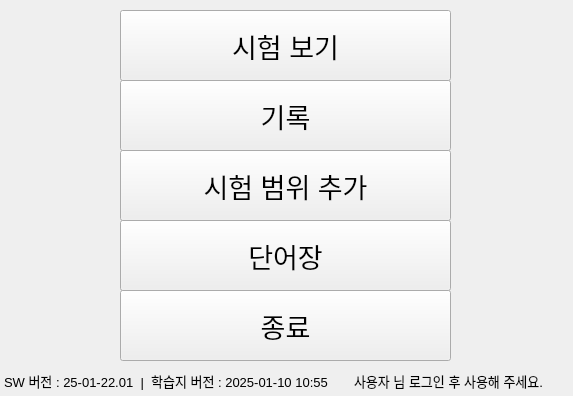
First picture: the form in Math_Books Review Pre_Test_App/UI_save/Admin_Menu_window.ui, repository gomtings/JeoninHighSchool, before the edit.
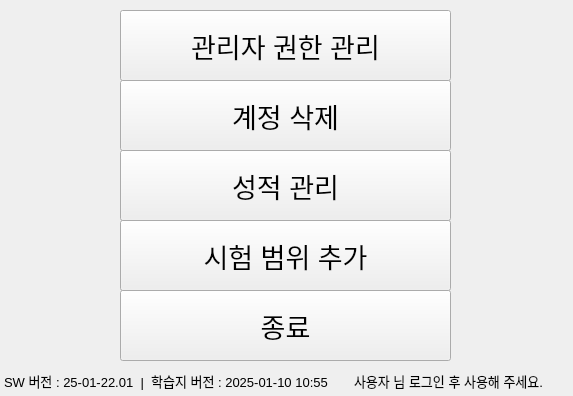
Second picture: the form after the edit.

Patch:
```diff
--- a/Math_Books Review Pre_Test_App/UI_save/Admin_Menu_window.ui
+++ b/Math_Books Review Pre_Test_App/UI_save/Admin_Menu_window.ui
@@ -28,7 +28,7 @@
     </font>
    </property>
    <property name="text">
-    <string>시험 보기</string>
+    <string>관리자 권한 관리</string>
    </property>
   </widget>
   <widget class="QPushButton" name="Recode">
@@ -46,7 +46,7 @@
     </font>
    </property>
    <property name="text">
-    <string>기록</string>
+    <string>계정 삭제</string>
    </property>
   </widget>
   <widget class="QPushButton" name="closed">
@@ -71,24 +71,6 @@
    <property name="geometry">
     <rect>
      <x>120</x>
-     <y>150</y>
-     <width>331</width>
-     <height>71</height>
-    </rect>
-   </property>
-   <property name="font">
-    <font>
-     <pointsize>20</pointsize>
-    </font>
-   </property>
-   <property name="text">
-    <string>시험 범위 추가</string>
-   </property>
-  </widget>
-  <widget class="QPushButton" name="note">
-   <property name="geometry">
-    <rect>
-     <x>120</x>
      <y>220</y>
      <width>331</width>
      <height>71</height>
@@ -100,7 +82,25 @@
     </font>
    </property>
    <property name="text">
-    <string>단어장</string>
+    <string>시험 범위 추가</string>
+   </property>
+  </widget>
+  <widget class="QPushButton" name="Grade_Manager">
+   <property name="geometry">
+    <rect>
+     <x>120</x>
+     <y>150</y>
+     <width>331</width>
+     <height>71</height>
+    </rect>
+   </property>
+   <property name="font">
+    <font>
+     <pointsize>20</pointsize>
+    </font>
+   </property>
+   <property name="text">
+    <string>성적 관리</string>
    </property>
   </widget>
   <widget class="QLabel" name="info">
```
Left out of the diff: 4 changed lines with no effect on the pictures.
